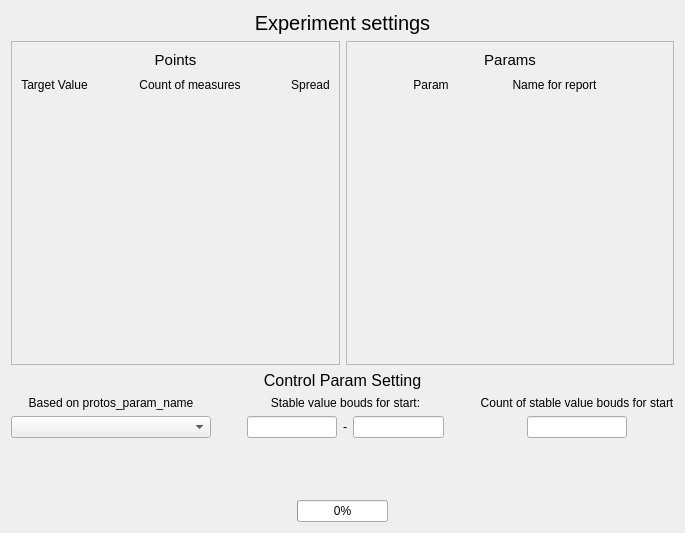
This is Experiments/experimentsettings.ui in SundaySW/PumpBenchController as Qt 5 draws it before an edit. The edited form follows.
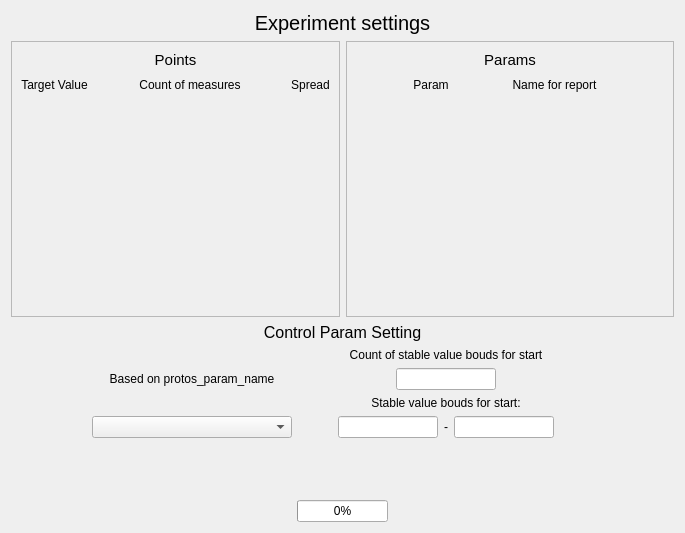
This is the edited form. Icons and pictures are not drawn.

Commit message: Experiment class for managing incoming values and make experiment

Patch:
```diff
--- a/Experiments/experimentsettings.ui
+++ b/Experiments/experimentsettings.ui
@@ -42,7 +42,7 @@
           <x>0</x>
           <y>0</y>
           <width>328</width>
-          <height>300</height>
+          <height>244</height>
          </rect>
         </property>
         <layout class="QVBoxLayout" name="verticalLayout_2">
@@ -198,7 +198,7 @@
           <x>0</x>
           <y>0</y>
           <width>327</width>
-          <height>300</height>
+          <height>244</height>
          </rect>
         </property>
         <layout class="QVBoxLayout" name="verticalLayout_4">
@@ -385,6 +385,36 @@
         </layout>
        </item>
        <item>
+        <layout class="QVBoxLayout" name="verticalLayout">
+         <item>
+          <layout class="QVBoxLayout" name="count">
+           <item>
+            <widget class="QLabel" name="label_5">
+             <property name="text">
+              <string>Count of stable value bouds for start</string>
+             </property>
+             <property name="alignment">
+              <set>Qt::AlignCenter</set>
+             </property>
+            </widget>
+           </item>
+           <item>
+            <layout class="QHBoxLayout" name="horizontalLayout_2">
+             <item>
+              <widget class="QLineEdit" name="count_stable">
+               <property name="maximumSize">
+                <size>
+                 <width>100</width>
+                 <height>16777215</height>
+                </size>
+               </property>
+              </widget>
+             </item>
+            </layout>
+           </item>
+          </layout>
+         </item>
+         <item>
         <layout class="QVBoxLayout" name="bounds">
          <item>
           <widget class="QLabel" name="label">
@@ -452,32 +482,6 @@
             </spacer>
            </item>
           </layout>
-         </item>
-        </layout>
-       </item>
-       <item>
-        <layout class="QVBoxLayout" name="count">
-         <item>
-          <widget class="QLabel" name="label_5">
-           <property name="text">
-            <string>Count of stable value bouds for start</string>
-           </property>
-           <property name="alignment">
-            <set>Qt::AlignCenter</set>
-           </property>
-          </widget>
-         </item>
-         <item>
-          <layout class="QHBoxLayout" name="horizontalLayout_2">
-           <item>
-            <widget class="QLineEdit" name="count_stable">
-             <property name="maximumSize">
-              <size>
-               <width>100</width>
-               <height>16777215</height>
-              </size>
-             </property>
-            </widget>
            </item>
           </layout>
          </item>
```
Lines whose indentation alone changed are shown as unchanged. The commit also changes 6 other files.
